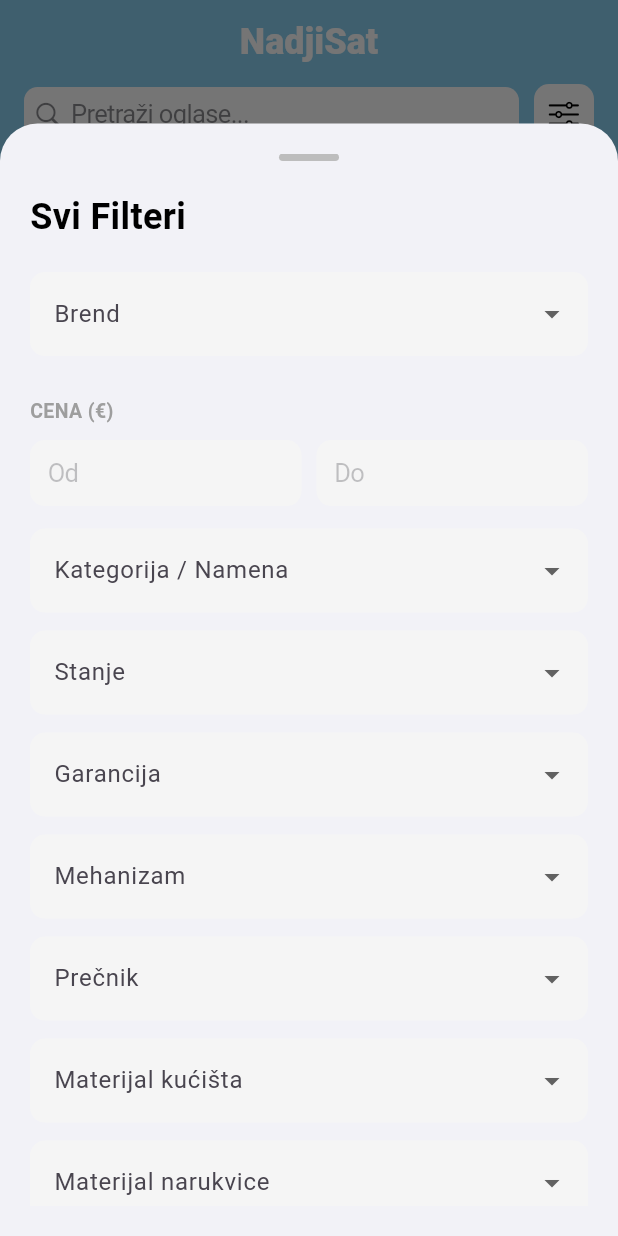
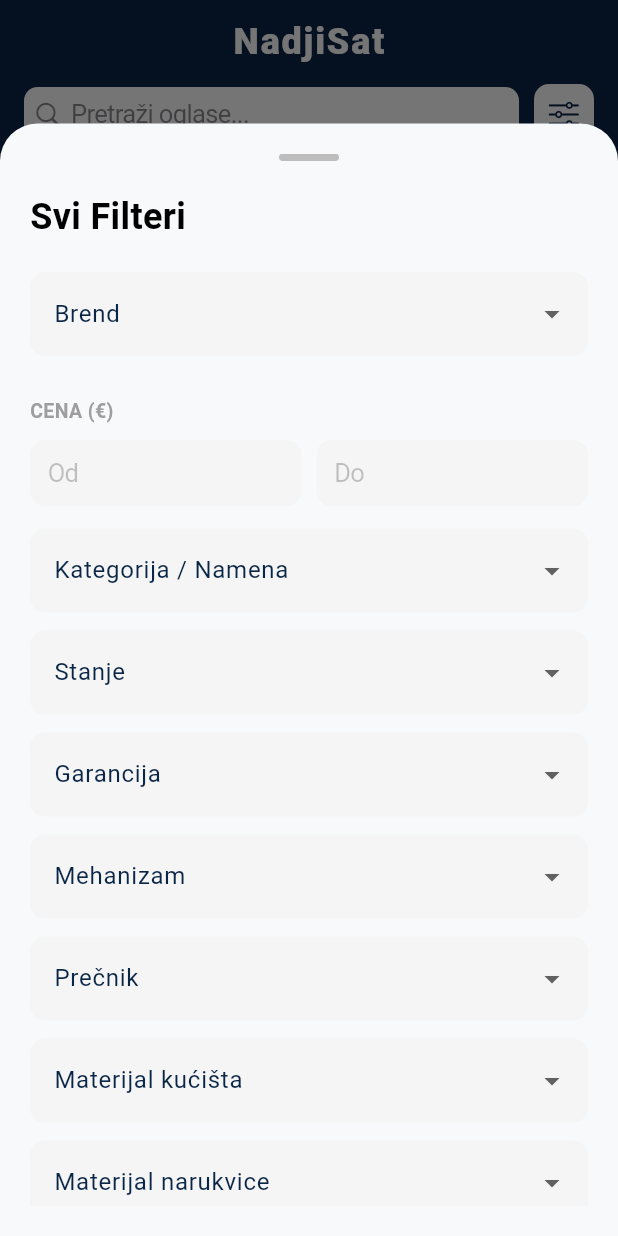
Before and after one commit to BVSBVSBVS/nadjisat, a Flutter app: the screen it shows after launch, after a tap on an icon or button, on a phone screen of 412 x 824 dp. Run offline on Flutter 3.47's test engine with Material 3 defaults, Android fonts, the phone set to English and light mode, and no system bars; our stand-ins replace image_picker, supabase_flutter; accounts and stored records are empty.

Commit message:
drugaciji izgled sajta

```diff
--- a/lib/home_screen.dart
+++ b/lib/home_screen.dart
@@ -3,6 +3,9 @@
 import 'package:supabase_flutter/supabase_flutter.dart';
 
 import 'oglas_detalji_screen.dart';
+
+// NAŠA NOVA PREMIUM BOJA
+const Color marineBlue = Color(0xFF0A2647);
 
 class HomeScreen extends StatefulWidget {
   const HomeScreen({super.key});
@@ -22,7 +25,6 @@
   final minCenaController = TextEditingController();
   final maxCenaController = TextEditingController();
 
-  // --- NOVA BAZA BRENDOVA (AZBUČNI RED - 60 komada) ---
   final Map<String, List<String>> brendoviIModeli = {
     'Svi': [],
     'A. Lange & Söhne': ['1815', 'Datograph', 'Grand Lange 1', 'Lange 1', 'Saxonia', 'Zeitwerk', 'Richard Lange'],
@@ -93,7 +95,7 @@
   final List<String> materijali = ['Sve', 'Čelik', 'Zlato (18k)', 'Titanijum', 'Platina', 'Keramika', 'Bronza', 'Guma/Plastika'];
   final List<String> materijaliNarukvice = ['Sve', 'Čelik', 'Koža', 'Guma', 'Tekstil/Nato', 'Titanijum', 'Zlato'];
   final List<String> bojeBrojcanika = ['Sve', 'Crna', 'Plava', 'Bela/Srebrna', 'Zelena', 'Siva', 'Zlatna', 'Druga'];
-  final List<String> stanja = ['Sve', ' Novo sa folijama', 'Kao novo', 'Odlično', 'Dobro', 'Vidljivi tragovi korišćenja'];
+  final List<String> stanja = ['Sve', 'Novo sa folijama', 'Kao novo', 'Odlično', 'Dobro', 'Vidljivi tragovi korišćenja'];
   final List<String> opcijeGarancije = ['Sve', 'Nema garanciju', 'Radna garancija', '1 godina', '2+ godine', 'Važeća fabrička'];
 
   @override
@@ -116,14 +118,12 @@
     }
   }
 
-  // --- KORAK 2: FUNKCIJA SA ZABRANOM LAJKOVANJA SVOJIH OGLASA ---
   Future<void> _togglePraceni(String oglasId, String vlasnikOglasaId) async {
     if (user == null) {
       ScaffoldMessenger.of(context).showSnackBar(const SnackBar(content: Text("Morate biti prijavljeni da biste pratili oglase.")));
       return;
     }
 
-    // BLOKADA: Ne možeš da lajkuješ svoj sat
     if (user!.id == vlasnikOglasaId) {
       ScaffoldMessenger.of(context).showSnackBar(const SnackBar(content: Text("Ne možete staviti svoj oglas u omiljene!")));
       return;
@@ -151,7 +151,6 @@
     }
   }
 
-  // --- ISPRAVLJENI FILTERI (DROPDOWN UMESTO IOS TOČKIĆA) ---
   Widget _buildDropdownFilter(String label, String? value, List<String> items, Function(String?) onChanged) {
     final isDark = Theme.of(context).brightness == Brightness.dark;
     return Padding(
@@ -159,9 +158,11 @@
       child: DropdownButtonFormField<String>(
         decoration: InputDecoration(
           labelText: label,
+          labelStyle: TextStyle(color: isDark ? Colors.grey[400] : marineBlue),
           filled: true,
           fillColor: isDark ? Colors.grey[800] : Colors.grey[100],
           border: OutlineInputBorder(borderRadius: BorderRadius.circular(10), borderSide: BorderSide.none),
+          focusedBorder: OutlineInputBorder(borderRadius: BorderRadius.circular(10), borderSide: BorderSide(color: isDark ? Colors.blue[300]! : marineBlue, width: 1.5)),
           suffixIcon: value != null && value != 'Svi' && value != 'Sve' ? IconButton(
             icon: const Icon(CupertinoIcons.clear_circled, color: Colors.grey, size: 20),
             onPressed: () => onChanged(null),
@@ -177,11 +178,13 @@
 
   void _otvoriFiltere() {
     final isDark = Theme.of(context).brightness == Brightness.dark;
+    final accentColor = isDark ? Colors.blue[300]! : marineBlue;
+
     showModalBottomSheet(
       context: context,
       isScrollControlled: true,
       backgroundColor: Colors.transparent,
-      builder: (context) => StatefulBuilder( // StatefulBuilder osvezava filter prozor na klik
+      builder: (context) => StatefulBuilder(
         builder: (BuildContext context, StateSetter setModalState) {
           return Container(
             height: MediaQuery.of(context).size.height * 0.9,
@@ -231,21 +234,24 @@
                     title: Text("Mora da ima kutiju", style: TextStyle(color: isDark ? Colors.white : Colors.black)),
                     value: filterKutija ?? false,
                     onChanged: (v) { setModalState(() => filterKutija = v! ? true : null); setState(() => filterKutija = v! ? true : null); },
-                    activeColor: Colors.blue,
+                    activeColor: accentColor,
                   ),
                   CheckboxListTile(
                     title: Text("Mora da ima papire", style: TextStyle(color: isDark ? Colors.white : Colors.black)),
                     value: filterPapiri ?? false,
                     onChanged: (v) { setModalState(() => filterPapiri = v! ? true : null); setState(() => filterPapiri = v! ? true : null); },
-                    activeColor: Colors.blue,
+                    activeColor: accentColor,
                   ),
 
                   const SizedBox(height: 30),
                   SizedBox(
                     width: double.infinity,
-                    child: CupertinoButton.filled(
+                    height: 55,
+                    child: CupertinoButton(
+                      color: accentColor,
+                      borderRadius: BorderRadius.circular(12),
                       onPressed: () { Navigator.pop(context); },
-                      child: const Text("Pretraži", style: TextStyle(fontWeight: FontWeight.bold)),
+                      child: const Text("Pretraži", style: TextStyle(fontWeight: FontWeight.bold, color: Colors.white, fontSize: 16)),
                     ),
                   ),
                   const SizedBox(height: 20),
@@ -261,22 +267,22 @@
   @override
   Widget build(BuildContext context) {
     final isDark = Theme.of(context).brightness == Brightness.dark;
+    final accentColor = isDark ? Colors.blue[300]! : marineBlue;
 
-    // OVO JE MAGIJA ZA RESPONSIVAN EKRAN
     final screenWidth = MediaQuery.of(context).size.width;
-    int brojKolona = 2; // Po defaultu za telefon je 2
+    int brojKolona = 2;
     if (screenWidth > 1200) {
-      brojKolona = 6; // Širok PC ekran -> 6 kolona
+      brojKolona = 6;
     } else if (screenWidth > 900) {
-      brojKolona = 4; // Manji PC ekran ili tablet u položenom položaju -> 4 kolone
+      brojKolona = 4;
     } else if (screenWidth > 600) {
-      brojKolona = 3; // Veliki telefoni/mali tableti -> 3 kolone
+      brojKolona = 3;
     }
 
     return Scaffold(
       backgroundColor: Theme.of(context).scaffoldBackgroundColor,
       appBar: AppBar(
-        title: const Text("NadjiSat", style: TextStyle(fontWeight: FontWeight.w900, fontSize: 24)),
+        title: const Text("NadjiSat", style: TextStyle(fontWeight: FontWeight.w900, fontSize: 24, letterSpacing: 1.2)),
         centerTitle: true,
       ),
       body: Column(
@@ -300,7 +306,7 @@
                   child: Container(
                     padding: const EdgeInsets.all(8),
                     decoration: BoxDecoration(color: isDark ? Colors.grey[800] : Colors.white, borderRadius: BorderRadius.circular(10)),
-                    child: Icon(CupertinoIcons.slider_horizontal_3, color: isDark ? Colors.white : Colors.black),
+                    child: Icon(CupertinoIcons.slider_horizontal_3, color: isDark ? Colors.white : marineBlue),
                   ),
                 )
               ],
@@ -351,7 +357,7 @@
                   itemBuilder: (context, index) {
                     final sat = satovi[index];
                     final oglasId = sat['id'].toString();
-                    final vlasnikId = sat['user_id'].toString(); // IZVLACIMO ID VLASNIKA OGLASA
+                    final vlasnikId = sat['user_id'].toString();
 
                     final slikeStr = sat['slike']?.toString() ?? "";
 
@@ -398,9 +404,9 @@
                                   child: Column(
                                     crossAxisAlignment: CrossAxisAlignment.start,
                                     children: [
-                                      Text(sat['cena_dogovor'] == true ? "Po dogovoru" : "${sat['cena'] ?? '0'} €", style: TextStyle(fontWeight: FontWeight.w900, fontSize: 15, color: isDark ? Colors.white : Colors.black)),
+                                      Text(sat['cena_dogovor'] == true ? "Po dogovoru" : "${sat['cena'] ?? '0'} €", style: TextStyle(fontWeight: FontWeight.w900, fontSize: 15, color: isDark ? Colors.white : marineBlue)),
                                       const SizedBox(height: 2),
-                                      Text("${sat['brend'] ?? 'Nepoznat'}", style: const TextStyle(fontWeight: FontWeight.bold, fontSize: 12, color: Colors.blueAccent)),
+                                      Text("${sat['brend'] ?? 'Nepoznat'}", style: TextStyle(fontWeight: FontWeight.bold, fontSize: 12, color: accentColor)),
                                       Text("${sat['model'] ?? ''}", style: const TextStyle(fontSize: 11, color: Colors.grey), maxLines: 1, overflow: TextOverflow.ellipsis),
                                     ],
                                   ),
@@ -411,7 +417,6 @@
                               top: 5,
                               right: 5,
                               child: GestureDetector(
-                                // ŠALJEMO ID OGLASA I ID VLASNIKA OGLASA U FUNKCIJU
                                 onTap: () => _togglePraceni(oglasId, vlasnikId),
                                 child: Container(
                                   padding: const EdgeInsets.all(6),
--- a/lib/main.dart
+++ b/lib/main.dart
@@ -33,25 +33,31 @@
           // 3. ODLUČUJE KOJA TEMA SE KORISTI
           themeMode: isDark ? ThemeMode.dark : ThemeMode.light,
 
-          // --- SVETLA TEMA (Kao do sada) ---
+          // --- SVETLA TEMA (Premium Marine Plava) ---
           theme: ThemeData(
             brightness: Brightness.light,
-            scaffoldBackgroundColor: const Color(0xFFF2F2F7),
+            primaryColor: const Color(0xFF0A2647), // Premium Marine
+            scaffoldBackgroundColor: const Color(0xFFF8F9FA), // Skupa, jako svetlo siva
             appBarTheme: const AppBarTheme(
-              backgroundColor: Color(0xFF89CFF0), // Bebi plava
+              backgroundColor: Color(0xFF0A2647), // Tamno plavi gornji meni
               foregroundColor: Colors.white,
               elevation: 0,
             ),
             bottomNavigationBarTheme: const BottomNavigationBarThemeData(
               backgroundColor: Colors.white,
-              selectedItemColor: Colors.blue,
+              selectedItemColor: Color(0xFF0A2647), // Zamenjena ona obična plava
               unselectedItemColor: Colors.grey,
+            ),
+            colorScheme: ColorScheme.fromSeed(
+              seedColor: const Color(0xFF0A2647),
+              primary: const Color(0xFF0A2647),
             ),
           ),
 
-          // --- TAMNA TEMA (Dark Mode) ---
+          // --- TAMNA TEMA (Apple stil) ---
           darkTheme: ThemeData(
             brightness: Brightness.dark,
+            primaryColor: const Color(0xFF0A2647),
             scaffoldBackgroundColor: const Color(0xFF000000), // Skroz crna
             appBarTheme: const AppBarTheme(
               backgroundColor: Color(0xFF1C1C1E), // Tamno siva Apple
@@ -60,10 +66,15 @@
             ),
             bottomNavigationBarTheme: const BottomNavigationBarThemeData(
               backgroundColor: Color(0xFF1C1C1E),
-              selectedItemColor: Colors.blue,
+              selectedItemColor: Colors.white, // Bela za selekciju da bi "vrištala" iz mraka
               unselectedItemColor: Colors.grey,
             ),
             cardColor: const Color(0xFF1C1C1E), // Boja kartica u tamnoj temi
+            colorScheme: ColorScheme.fromSeed(
+              brightness: Brightness.dark,
+              seedColor: const Color(0xFF0A2647),
+              primary: Colors.blue[300]!, // Svetliji akcenat za tamni mod da se tekstovi dobro vide
+            ),
           ),
 
           home: const MainLayout(), // Zameni sa svojim početnim ekranom ako se zove drugačije
```
